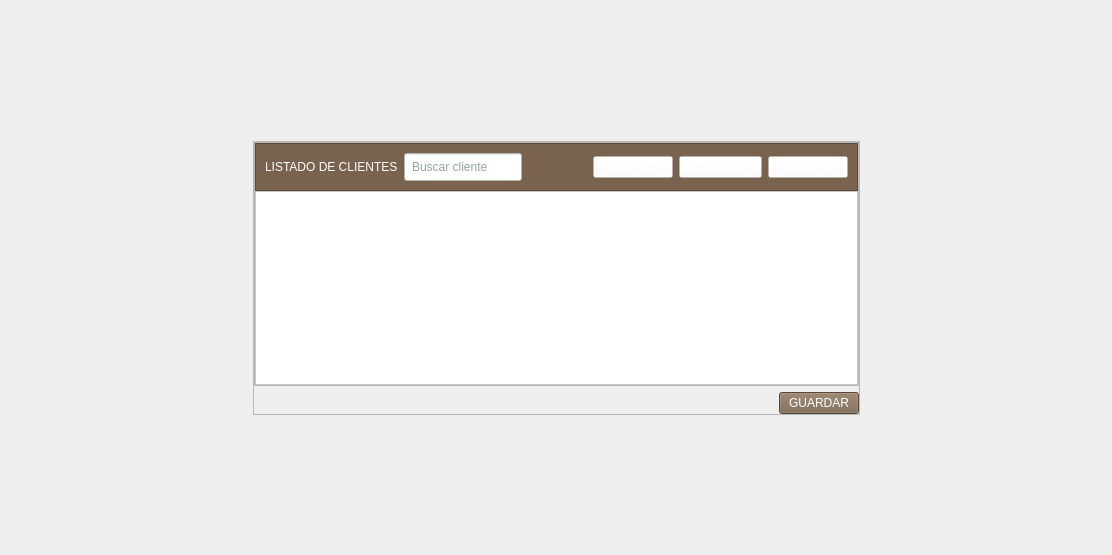
Old version of the form clients.ui in the repository altitude-solutions/Camino_Real_Desktop.
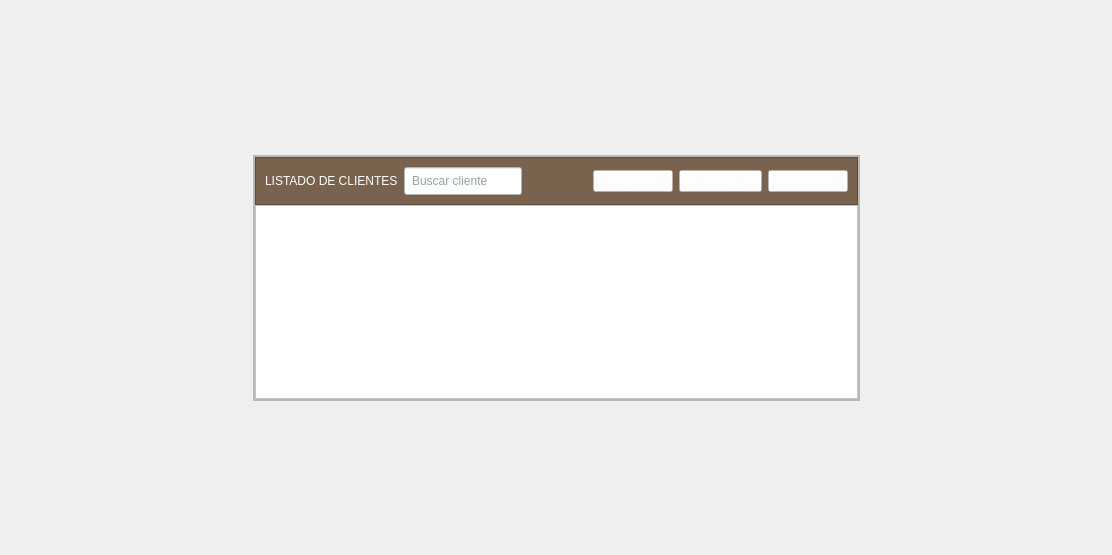
New version of the form.

```diff
--- a/clients.ui
+++ b/clients.ui
@@ -240,45 +240,9 @@
     height: 2em;
 }</string>
                 </property>
-                <property name="frameShape">
-                 <enum>QFrame::StyledPanel</enum>
-                </property>
-                <property name="horizontalScrollBarPolicy">
-                 <enum>Qt::ScrollBarAlwaysOff</enum>
-                </property>
-                <property name="autoScroll">
-                 <bool>true</bool>
-                </property>
                 <property name="editTriggers">
                  <set>QAbstractItemView::NoEditTriggers</set>
                 </property>
-                <property name="tabKeyNavigation">
-                 <bool>false</bool>
-                </property>
-                <property name="showDropIndicator" stdset="0">
-                 <bool>false</bool>
-                </property>
-                <property name="alternatingRowColors">
-                 <bool>false</bool>
-                </property>
-                <property name="selectionBehavior">
-                 <enum>QAbstractItemView::SelectItems</enum>
-                </property>
-                <property name="showGrid">
-                 <bool>true</bool>
-                </property>
-                <property name="gridStyle">
-                 <enum>Qt::SolidLine</enum>
-                </property>
-                <property name="rowCount">
-                 <number>0</number>
-                </property>
-                <property name="columnCount">
-                 <number>0</number>
-                </property>
-                <attribute name="horizontalHeaderVisible">
-                 <bool>true</bool>
-                </attribute>
                 <attribute name="verticalHeaderVisible">
                  <bool>false</bool>
                 </attribute>
@@ -290,39 +254,6 @@
           </layout>
          </widget>
         </item>
-        <item>
-         <layout class="QHBoxLayout" name="horizontalLayout_2">
-          <item>
-           <spacer name="horizontalSpacer_2">
-            <property name="orientation">
-             <enum>Qt::Horizontal</enum>
-            </property>
-            <property name="sizeHint" stdset="0">
-             <size>
-              <width>40</width>
-              <height>20</height>
-             </size>
-            </property>
-           </spacer>
-          </item>
-          <item>
-           <widget class="QPushButton" name="pushButton_14">
-            <property name="styleSheet">
-             <string notr="true">font: 12pt &quot;MS Shell Dlg 2&quot;;
-color:white;
-background-color:#79634E;
-min-width:8.5em;
-max-width:8.5em;
-min-height:2.5em;
-max-height:2.5em;</string>
-            </property>
-            <property name="text">
-             <string>GUARDAR</string>
-            </property>
-           </widget>
-          </item>
-         </layout>
-        </item>
        </layout>
       </widget>
      </item>
```
